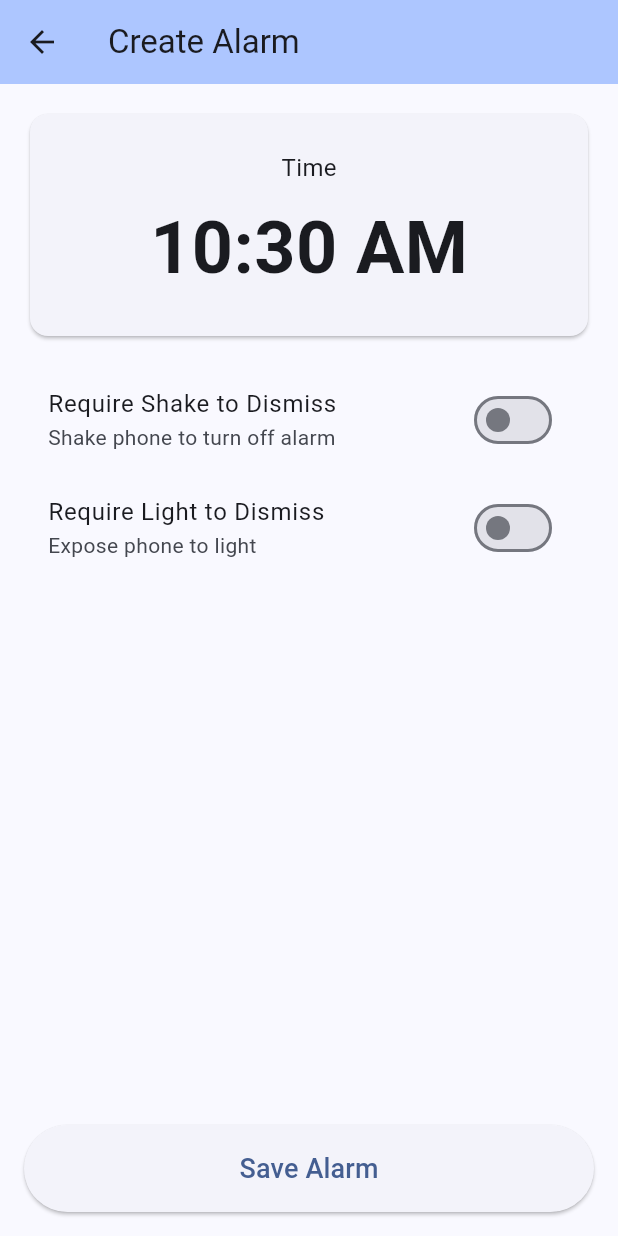
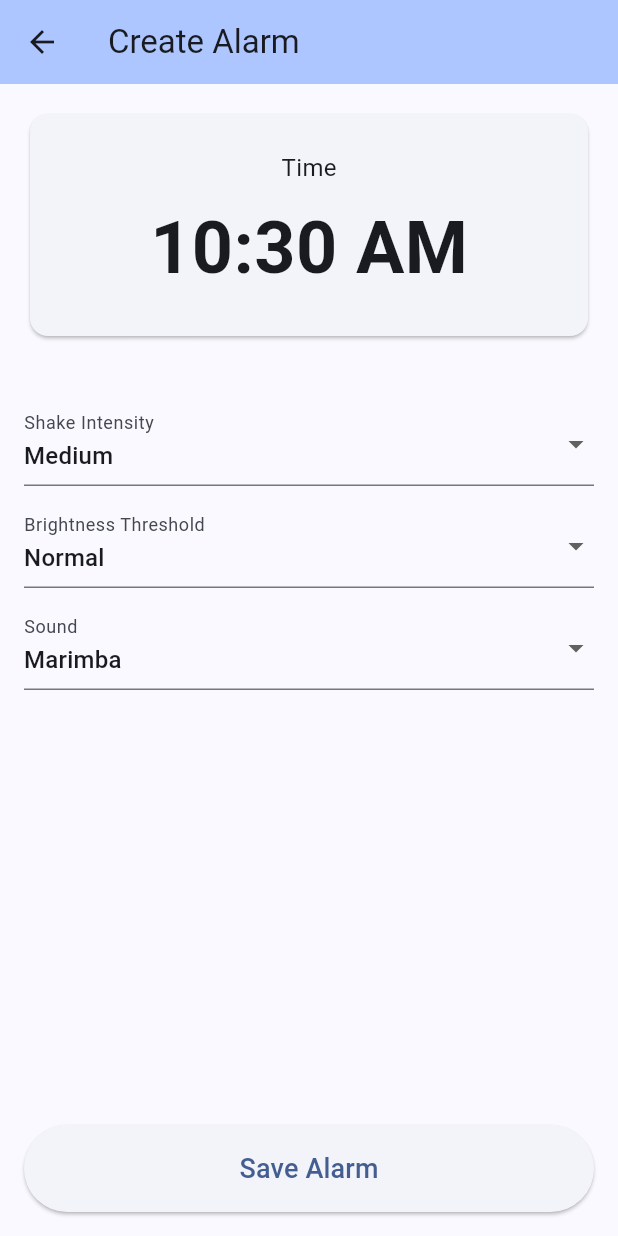
Before and after one commit to DanielButlerIsMyName/getup, a Flutter app: the CreateAlarmScreen screen opened directly, on a phone screen of 412 x 824 dp. Run offline on Flutter 3.47's test engine with Material 3 defaults, Android fonts, the phone set to English and light mode, and no system bars; our stand-ins replace permission_handler, shared_preferences; missing offline and left inert: alarm; accounts and stored records are empty.

Commit message:
change sound and threshold for light and shake

```diff
--- a/lib/models/alarm_model.dart
+++ b/lib/models/alarm_model.dart
@@ -1,35 +1,65 @@
+enum ShakeIntensity { light, medium, strong }
+enum BrightnessThreshold { low, normal, high }
+
+extension EnumDisplayName on Enum {
+  String get displayName {
+    final n = name;
+    if (n.isEmpty) return n;
+    return n[0].toUpperCase() + n.substring(1);
+  }
+}
+
 class AlarmModel {
   final int id;
   final DateTime scheduledTime;
   final bool isEnabled;
-  final bool requireShake;
-  final bool requireLight;
-  final String soundPath;
+  final ShakeIntensity shakeIntensity;
+  final BrightnessThreshold brightnessThreshold;
+  final String audioPath;
 
   AlarmModel({
     required this.id,
     required this.scheduledTime,
     this.isEnabled = true,
-    this.requireShake = false,
-    this.requireLight = false,
-    this.soundPath = 'assets/marimba.mp3',
+    this.shakeIntensity = ShakeIntensity.medium,
+    this.brightnessThreshold = BrightnessThreshold.normal,
+    this.audioPath = 'assets/marimba.mp3',
   });
 
   Map<String, dynamic> toJson() => {
     'id': id,
     'scheduledTime': scheduledTime.toIso8601String(),
     'isEnabled': isEnabled,
-        'requireShake': requireShake,
-        'requireLight': requireLight,
-        'soundPath': soundPath,
+    'shakeIntensity': shakeIntensity.name,
+    'brightnessThreshold': brightnessThreshold.name,
+    'soundPath': audioPath,
   };
 
-  factory AlarmModel.fromJson(Map<String, dynamic> json) => AlarmModel(
+  factory AlarmModel.fromJson(Map<String, dynamic> json) {
+    ShakeIntensity parseShake(String? value) {
+      if (value == null) return ShakeIntensity.medium;
+      return ShakeIntensity.values.firstWhere(
+            (e) => e.name == value,
+        orElse: () => ShakeIntensity.medium,
+      );
+    }
+
+    BrightnessThreshold parseBrightness(String? value) {
+      if (value == null) return BrightnessThreshold.normal;
+      return BrightnessThreshold.values.firstWhere(
+            (e) => e.name == value,
+        orElse: () => BrightnessThreshold.normal,
+      );
+    }
+
+    return AlarmModel(
       id: json['id'],
       scheduledTime: DateTime.parse(json['scheduledTime']),
-        isEnabled: json['isEnabled'],
-        requireShake: json['requireShake'],
-        requireLight: json['requireLight'],
-        soundPath: json['soundPath'],
+      isEnabled: json['isEnabled'] ?? true,
+      shakeIntensity: parseShake(json['shakeIntensity'] as String?),
+      brightnessThreshold:
+      parseBrightness(json['brightnessThreshold'] as String?),
+      audioPath: json['soundPath'] ?? 'assets/marimba.mp3',
     );
   }
+}
--- a/lib/screens/create_alarm_screen.dart
+++ b/lib/screens/create_alarm_screen.dart
@@ -15,8 +15,15 @@ class _CreateAlarmScreenState extends State<CreateAlarmScreen> {
   final AlarmManagerService _alarmManager = AlarmManagerService();
 
   TimeOfDay _selectedTime = TimeOfDay.now();
-  bool _requireShake = false;
-  bool _requireLight = false;
+  ShakeIntensity _shakeIntensity = ShakeIntensity.medium;
+  BrightnessThreshold _brightnessThreshold = BrightnessThreshold.normal;
+  String _selectedSound = 'assets/marimba.mp3';
+
+  static const Map<String, String> _soundOptions = {
+    'Marimba': 'assets/marimba.mp3',
+    'Beep': 'assets/beep.mp3',
+    'Classic': 'assets/classic.mp3',
+  };
 
   Future<void> _selectTime() async {
     final TimeOfDay? picked = await showTimePicker(
@@ -44,27 +51,22 @@ class _CreateAlarmScreenState extends State<CreateAlarmScreen> {
       scheduledTime = scheduledTime.add(const Duration(days: 1));
     }
 
-    debugPrint('Creating alarm for: $scheduledTime');
-    debugPrint('Current time: $now');
-    debugPrint('Time until alarm: ${scheduledTime.difference(now)}');
-
     final alarms = await _storageService.loadAlarms();
     final newId = alarms.isEmpty ? 1 : alarms.map((a) => a.id).reduce((a, b) => a > b ? a : b) + 1;
 
     final alarm = AlarmModel(
       id: newId,
       scheduledTime: scheduledTime,
-      requireShake: _requireShake,
-      requireLight: _requireLight,
+      shakeIntensity: _shakeIntensity,
+      brightnessThreshold: _brightnessThreshold,
+      audioPath: _selectedSound,
     );
 
     alarms.add(alarm);
     await _storageService.saveAlarms(alarms);
+
     await _alarmManager.scheduleAlarm(
-      alarm.id,
-      scheduledTime,
-      requireShake: _requireShake,
-      requireLight: _requireLight,
+      alarm
     );
 
     debugPrint('Alarm saved with ID: $newId');
@@ -72,7 +74,7 @@ class _CreateAlarmScreenState extends State<CreateAlarmScreen> {
     if (mounted) {
       ScaffoldMessenger.of(context).showSnackBar(
         SnackBar(
-          content: Text('Alarm set for ${scheduledTime.hour}:${scheduledTime.minute.toString().padLeft(2, '0')}'),
+          content: Text('Alarm set for ${scheduledTime.hour.toString().padLeft(2, '0')}:${scheduledTime.minute.toString().padLeft(2, '0')}'),
           duration: const Duration(seconds: 2),
         ),
       );
@@ -82,12 +84,20 @@ class _CreateAlarmScreenState extends State<CreateAlarmScreen> {
 
   @override
   Widget build(BuildContext context) {
+    final availableHeight = MediaQuery.of(context).size.height -
+        kToolbarHeight -
+        MediaQuery.of(context).padding.top;
+
     return Scaffold(
       appBar: AppBar(
         title: const Text('Create Alarm'),
         backgroundColor: Theme.of(context).colorScheme.inversePrimary,
       ),
-      body: Padding(
+      body: SingleChildScrollView(
+        child: ConstrainedBox(
+          constraints: BoxConstraints(minHeight: availableHeight),
+          child: IntrinsicHeight(
+            child: Padding(
               padding: const EdgeInsets.all(16.0),
               child: Column(
                 crossAxisAlignment: CrossAxisAlignment.stretch,
@@ -117,27 +127,51 @@ class _CreateAlarmScreenState extends State<CreateAlarmScreen> {
                     ),
                   ),
                   const SizedBox(height: 16),
-            SwitchListTile(
-              title: const Text('Require Shake to Dismiss'),
-              subtitle: const Text('Shake phone to turn off alarm'),
-              value: _requireShake,
-              onChanged: (value) {
-                setState(() {
-                  _requireShake = value;
-                });
+                  const SizedBox(height: 8),
+                  const SizedBox(height: 16),
+                  DropdownButtonFormField<ShakeIntensity>(
+                    initialValue: _shakeIntensity,
+                    decoration: const InputDecoration(labelText: 'Shake Intensity'),
+                    items: ShakeIntensity.values.map((e) {
+                      return DropdownMenuItem(
+                        value: e,
+                        child: Text(e.name[0].toUpperCase() + e.name.substring(1)),
+                      );
+                    }).toList(),
+                    onChanged: (v) {
+                      if (v != null) setState(() => _shakeIntensity = v);
                     },
                   ),
-            SwitchListTile(
-              title: const Text('Require Light to Dismiss'),
-              subtitle: const Text('Expose phone to light'),
-              value: _requireLight,
-              onChanged: (value) {
-                setState(() {
-                  _requireLight = value;
-                });
+                  const SizedBox(height: 12),
+                  DropdownButtonFormField<BrightnessThreshold>(
+                    initialValue: _brightnessThreshold,
+                    decoration: const InputDecoration(labelText: 'Brightness Threshold'),
+                    items: BrightnessThreshold.values.map((e) {
+                      return DropdownMenuItem(
+                        value: e,
+                        child: Text(e.name[0].toUpperCase() + e.name.substring(1)),
+                      );
+                    }).toList(),
+                    onChanged: (v) {
+                      if (v != null) setState(() => _brightnessThreshold = v);
                     },
                   ),
-            const Spacer(),
+                  const SizedBox(height: 12),
+                  DropdownButtonFormField<String>(
+                    initialValue: _selectedSound,
+                    decoration: const InputDecoration(labelText: 'Sound'),
+                    items: _soundOptions.entries.map((entry) {
+                      return DropdownMenuItem(
+                        value: entry.value,
+                        child: Text(entry.key),
+                      );
+                    }).toList(),
+                    onChanged: (v) {
+                      if (v != null) setState(() => _selectedSound = v);
+                    },
+                  ),
+                  const SizedBox(height: 12),
+                  Expanded(child: Container()),
                   ElevatedButton(
                     onPressed: _saveAlarm,
                     style: ElevatedButton.styleFrom(
@@ -151,6 +185,9 @@ class _CreateAlarmScreenState extends State<CreateAlarmScreen> {
                 ],
               ),
             ),
+          ),
+        ),
+      ),
     );
   }
 }
--- a/lib/screens/home_screen.dart
+++ b/lib/screens/home_screen.dart
@@ -1,6 +1,5 @@
 import 'package:flutter/material.dart';
 import 'dart:async';
-import 'dart:math';
 import '../models/alarm_model.dart';
 import '../services/storage_service.dart';
 import '../services/alarm_service.dart';
@@ -17,8 +16,6 @@ class _HomeScreenState extends State<HomeScreen> {
   final StorageService _storageService = StorageService();
   final AlarmManagerService _alarmManager = AlarmManagerService();
   List<AlarmModel> _alarms = [];
-
-  StreamSubscription<double>? _lightSubscription;
 
   @override
   void initState() {
@@ -76,10 +73,9 @@ class _HomeScreenState extends State<HomeScreen> {
                           subtitle: Column(
                             crossAxisAlignment: CrossAxisAlignment.start,
                             children: [
-                              if (alarm.requireShake)
-                                const Text('🤝 Shake to dismiss'),
-                              if (alarm.requireLight)
-                                const Text('💡 Light to dismiss'),
+                                Text("Shake intensity: ${alarm.shakeIntensity.displayName}"),
+                                Text("Brightness Threshold: ${alarm.brightnessThreshold.displayName}"),
+                                Text("Alarm sound: ${alarm.audioPath}"),
                             ],
                           ),
                           trailing: IconButton(
--- a/lib/services/alarm_service.dart
+++ b/lib/services/alarm_service.dart
@@ -1,5 +1,6 @@
 import 'package:alarm/alarm.dart';
 import 'package:flutter/material.dart';
+import 'package:getup/models/alarm_model.dart';
 
 class AlarmManagerService {
   static Future<void> initialize() async {
@@ -7,23 +8,17 @@ class AlarmManagerService {
     debugPrint('Alarm service initialized');
   }
 
-  Future<void> scheduleAlarm(int id, DateTime scheduledTime, {bool requireShake = false, bool requireLight = false}) async {
-    debugPrint('Scheduling alarm #$id for $scheduledTime');
-    debugPrint('Current time: ${DateTime.now()}');
-    debugPrint('Time until alarm: ${scheduledTime.difference(DateTime.now())}');
-
+  Future<void> scheduleAlarm(AlarmModel alarm) async {
     final alarmSettings = AlarmSettings(
-      id: id,
-      dateTime: scheduledTime,
-      assetAudioPath: 'assets/marimba.mp3',
+      id: alarm.id,
+      dateTime: alarm.scheduledTime,
+      assetAudioPath: alarm.audioPath ?? 'assets/marimba.mp3',
       loopAudio: true,
       vibrate: true,
       volumeSettings: const VolumeSettings.fixed(
         volume: 1.0,
         volumeEnforced: true,
       ),
-      warningNotificationOnKill: true,
-      androidFullScreenIntent: true,
       notificationSettings: const NotificationSettings(
         title: 'ALARM!',
         body: 'Time to wake up!',
@@ -31,14 +26,7 @@ class AlarmManagerService {
       ),
     );
 
-    try {
-      await Alarm.set(alarmSettings: alarmSettings);
-      debugPrint('Alarm #$id scheduled successfully');
-    } catch (e, stack) {
-      debugPrint('Failed to schedule alarm: $e');
-      debugPrint('Stack trace: $stack');
-    }
-    debugPrint('Alarm #$id scheduled successfully');
+    await Alarm.set(alarmSettings: alarmSettings);
   }
 
   Future<void> cancelAlarm(int id) async {
--- a/pubspec.yaml
+++ b/pubspec.yaml
@@ -76,6 +76,8 @@ flutter:
   # To add assets to your application, add an assets section, like this:
   assets:
     - assets/marimba.mp3
+    - assets/beep.mp3
+    - assets/classic.mp3
 
   # An image asset can refer to one or more resolution-specific "variants", see
   # https://flutter.dev/to/resolution-aware-images
```
Also changed, not shown: 2 other files. Lines whose indentation alone changed are shown as unchanged.
